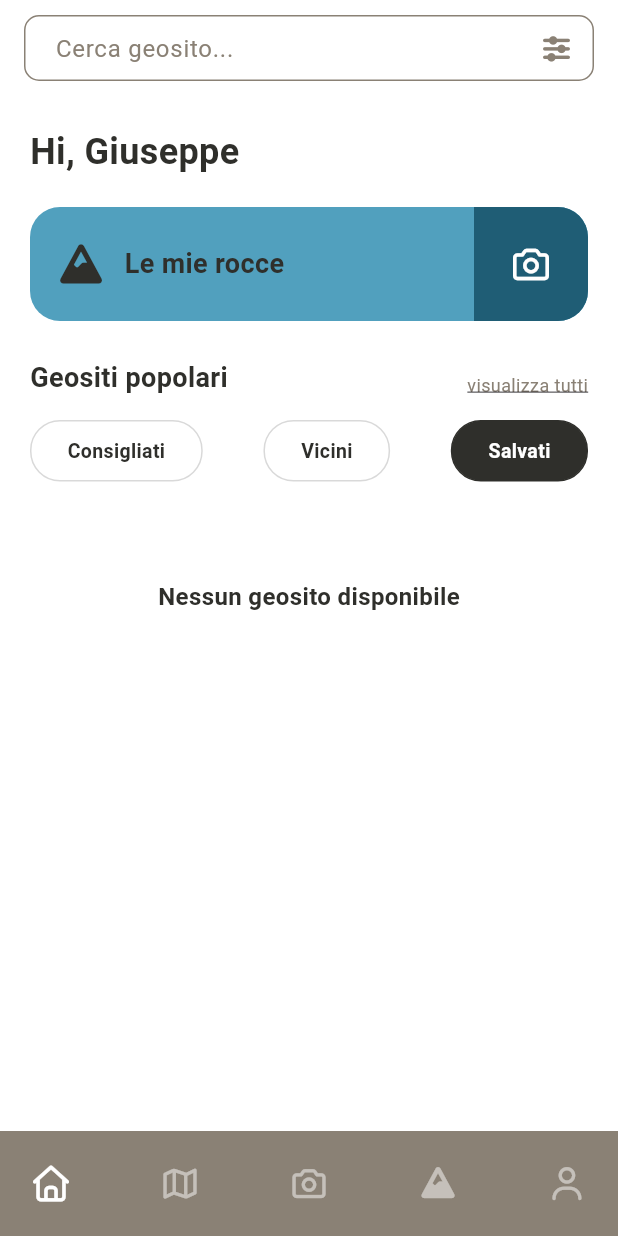
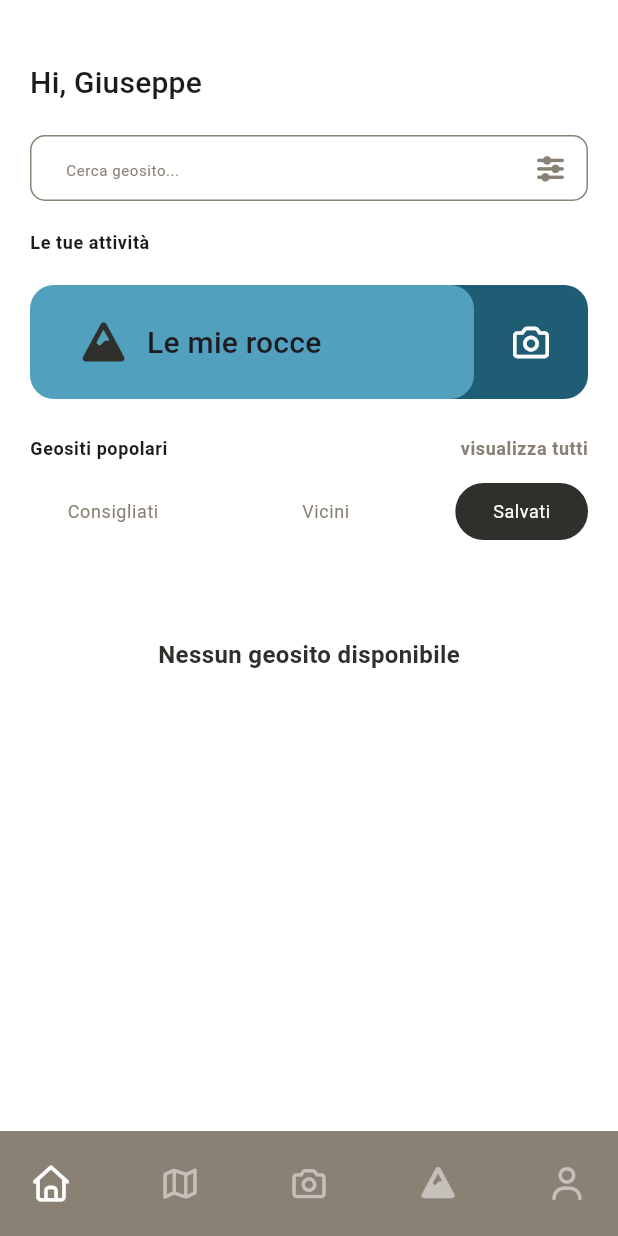
Before and after one commit to Pampam2411/GeoEsplora, a Flutter app: the screen it shows after launch, after a tap on "Salvati", on a phone screen of 412 x 824 dp. Run offline on Flutter 3.47's test engine with Material 3 defaults, Android fonts, the phone set to English and light mode, and no system bars; our stand-ins replace flutter_card_swiper, flutter_riverpod, font_awesome_flutter; network calls fail; Roboto replaces fonts that are missing (Axiforma).

Commit message:
fix: sistemati font e bordi

```diff
--- a/lib/theme/app_color.dart
+++ b/lib/theme/app_color.dart
@@ -8,6 +8,8 @@ class AppColors {
   static const Color textPrimary = Color(0xFF2F2F2B);
   static const Color borderLight = Color(0xFFD9D9D9);
   static const Color background = Colors.white;
+  static const Color titlePrimary = Colors.white;
+
   static const Color surface = Colors.white;
   static const Color textSecondary = Colors.grey;
 }
--- a/lib/views/dashboard_view.dart
+++ b/lib/views/dashboard_view.dart
@@ -1,5 +1,8 @@
 import 'package:flutter/material.dart';
+import 'package:flutter_card_swiper/flutter_card_swiper.dart';
 import 'package:geoesplora/theme/app_color.dart';
+import 'package:geoesplora/views/rock_list_view.dart';
+import 'package:geoesplora/widgets/custom_search_bar.dart';
 import 'package:geoesplora/widgets/my_rocks_banner.dart';
 import 'package:geoesplora/widgets/filter_pills.dart';
 import 'package:geoesplora/widgets/geosite_card.dart';
@@ -25,18 +28,39 @@ class _DashboardViewState extends State<DashboardView> {
         crossAxisAlignment: CrossAxisAlignment.start,
         children: [
           // SALUTO
-          const Text(
+          Text(
             "Hi, Giuseppe",
-            style: TextStyle(
-              fontSize: 24,
-              fontWeight: FontWeight.bold,
-              color: AppColors.textPrimary,
-            ),
+            style: Theme.of(
+              context,
+            ).textTheme.titleMedium?.copyWith(fontSize: 20),
           ),
+
+          const SizedBox(height: 20),
+
+          //BARRA RICERCA
+          CustomSearchBar(),
+
+          const SizedBox(height: 20),
+
+          Text(
+            'Le tue attività',
+            style: Theme.of(
+              context,
+            ).textTheme.bodySmall?.copyWith(fontWeight: FontWeight.bold),
+          ),
+
           const SizedBox(height: 20),
 
           //BANNER MIE ROCCE
-          MyRocksBanner(onCameraTap: () => debugPrint("Apro fotocamera!")),
+          MyRocksBanner(
+            onCameraTap: () => debugPrint("Apro fotocamera!"),
+            onMyRockTap: () {
+              Navigator.push(
+                context,
+                MaterialPageRoute(builder: (context) => const RockListView()),
+              );
+            },
+          ),
           const SizedBox(height: 25),
 
           //TITOLO SEZIONE
@@ -44,22 +68,19 @@ class _DashboardViewState extends State<DashboardView> {
             mainAxisAlignment: MainAxisAlignment.spaceBetween,
             crossAxisAlignment: CrossAxisAlignment.end,
             children: [
-              const Text(
+              Text(
                 "Geositi popolari",
-                style: TextStyle(
-                  fontSize: 18,
-                  fontWeight: FontWeight.bold,
-                  color: AppColors.textPrimary,
-                ),
+                style: Theme.of(
+                  context,
+                ).textTheme.bodySmall?.copyWith(fontWeight: FontWeight.bold),
               ),
               GestureDetector(
                 onTap: () => debugPrint("Vai alla HomeView (Tutti i geositi)"),
-                child: const Text(
+                child: Text(
                   "visualizza tutti",
-                  style: TextStyle(
-                    fontSize: 12,
+                  style: Theme.of(context).textTheme.bodySmall?.copyWith(
+                    fontWeight: FontWeight.bold,
                     color: AppColors.secondary,
-                    decoration: TextDecoration.underline,
                   ),
                 ),
               ),
@@ -94,19 +115,26 @@ class _DashboardViewState extends State<DashboardView> {
               ),
             )
           else
-            SizedBox(
-              height: 220,
-              child: ListView.builder(
-                scrollDirection: Axis.horizontal,
-                itemCount: geositi.length,
-                itemBuilder: (context, index) {
-                  final geosito = geositi[index];
-                  return Container(
-                    width: 280,
-                    margin: const EdgeInsets.only(right: 16.0),
-                    child: GeositeCard(geosite: geosito),
-                  );
-                },
+            Center(
+              child: SizedBox(
+                height: 347,
+                width: 279,
+                child: CardSwiper(
+                  scale: 0.9,
+                  cardsCount: geositi.length,
+                  isLoop: true,
+                  numberOfCardsDisplayed: 2,
+                  backCardOffset: const Offset(36, 0),
+                  padding: const EdgeInsets.only(left: 10, right: 20),
+                  allowedSwipeDirection: const AllowedSwipeDirection.symmetric(
+                    horizontal: true,
+                  ),
+                  controller: CardSwiperController(),
+                  cardBuilder:
+                      (context, index, percentThresholdX, percentThresholdY) {
+                        return GeositeCard(geosite: geositi[index]);
+                      },
+                ),
               ),
             ),
         ],
--- a/lib/views/main_screen.dart
+++ b/lib/views/main_screen.dart
@@ -1,11 +1,9 @@
 import 'package:flutter/material.dart';
 import 'package:flutter_riverpod/flutter_riverpod.dart';
 import 'package:geoesplora/views/dashboard_view.dart';
-import 'package:geoesplora/views/home_view.dart';
 import 'package:geoesplora/viewmodels/bottom_nav_viewmodel.dart';
 import 'package:geoesplora/views/rock_list_view.dart';
 import 'package:geoesplora/widgets/custom_bottom_nav.dart';
-import 'package:geoesplora/widgets/custom_search_bar.dart';
 
 class MainScreen extends ConsumerWidget {
   const MainScreen({super.key});
@@ -16,9 +14,8 @@ class MainScreen extends ConsumerWidget {
 
     final List<Widget> pages = [
       const DashboardView(),
-      const HomeView(),
+      const Center(child: Text('Schermata Mappa')),
       const Center(child: Text('Schermata Fotocamera')),
-
       const RockListView(),
       const Center(child: Text('Schermata Profilo')),
     ];
@@ -29,7 +26,6 @@ class MainScreen extends ConsumerWidget {
           children: [
             const Padding(
               padding: EdgeInsets.symmetric(horizontal: 16, vertical: 10),
-              child: CustomSearchBar(),
             ),
             Expanded(child: pages[currentIndex]),
           ],
--- a/lib/views/rock_list_view.dart
+++ b/lib/views/rock_list_view.dart
@@ -17,7 +17,7 @@ class RockListView extends StatelessWidget {
       body: GridView.builder(
         padding: const EdgeInsets.all(16.0),
         gridDelegate: const SliverGridDelegateWithFixedCrossAxisCount(
-          crossAxisCount: 2,
+          crossAxisCount: 3,
           crossAxisSpacing: 16.0,
           mainAxisSpacing: 16.0,
           childAspectRatio: 1.0,
--- a/lib/widgets/custom_search_bar.dart
+++ b/lib/widgets/custom_search_bar.dart
@@ -74,15 +74,18 @@ class _CustomSearchBarState extends State<CustomSearchBar> {
               child: TextField(
                 decoration: InputDecoration(
                   hintText: 'Cerca geosito...',
-                  hintStyle: TextStyle(color: AppColors.secondary),
+                  hintStyle: Theme.of(context).textTheme.bodySmall?.copyWith(
+                    color: AppColors.secondary,
+                    fontSize: 10,
+                    fontWeight: FontWeight.w400,
+                  ),
                   border: InputBorder.none,
                   enabledBorder: InputBorder.none,
                   focusedBorder: InputBorder.none,
                   contentPadding: const EdgeInsets.only(
-                    left: 20,
+                    left: 23,
                     right: 8,
-                    bottom: 10,
-                    top: 10,
+                    top: 6,
                   ),
 
                   suffixIcon: IconButton(
@@ -248,41 +251,49 @@ class _CustomSearchBarState extends State<CustomSearchBar> {
   }
 
   Widget _buildCheckboxGrid(List<String> items, List<String> selectedList) {
-    return GridView.count(
-      crossAxisCount: 2,
+    return GridView.builder(
       shrinkWrap: true,
       physics: const NeverScrollableScrollPhysics(),
-      childAspectRatio: 4.5,
       padding: EdgeInsets.zero,
-      children: items.map((item) {
+      gridDelegate: const SliverGridDelegateWithFixedCrossAxisCount(
+        crossAxisCount: 2,
+        mainAxisExtent: 32,
+        crossAxisSpacing: 10,
+      ),
+      itemCount: items.length,
+      itemBuilder: (context, index) {
+        final item = items[index];
         return Row(
           children: [
-            Transform.scale(
-              scale: 0.9,
+            SizedBox(
+              width: 24,
+              height: 24,
               child: Checkbox(
                 value: selectedList.contains(item),
                 activeColor: AppColors.secondary,
                 shape: RoundedRectangleBorder(
                   borderRadius: BorderRadius.circular(4),
                 ),
+                materialTapTargetSize: MaterialTapTargetSize.shrinkWrap,
                 onChanged: (val) => _toggleListItem(selectedList, item, val),
               ),
             ),
+            const SizedBox(width: 8),
             Expanded(
               child: Text(
                 item,
-                style: const TextStyle(
+                style: Theme.of(context).textTheme.bodySmall?.copyWith(
+                  color: AppColors.secondary,
+                  fontWeight: FontWeight.bold,
                   fontSize: 11,
-                  fontWeight: FontWeight.w400,
-                  color: AppColors.secondary,
-                  height: 1.2,
+                  letterSpacing: 0.2,
                 ),
                 overflow: TextOverflow.ellipsis,
               ),
             ),
           ],
         );
-      }).toList(),
+      },
     );
   }
 
@@ -309,10 +320,11 @@ class _CustomSearchBarState extends State<CustomSearchBar> {
         const SizedBox(width: 6),
         Text(
           label,
-          style: const TextStyle(
-            fontSize: 13,
-            fontWeight: FontWeight.w500,
+          style: Theme.of(context).textTheme.bodySmall?.copyWith(
             color: AppColors.secondary,
+            fontWeight: FontWeight.bold,
+            fontSize: 11,
+            letterSpacing: 0.2,
           ),
         ),
       ],
--- a/lib/widgets/filter_pills.dart
+++ b/lib/widgets/filter_pills.dart
@@ -28,17 +28,13 @@ class FilterPills extends StatelessWidget {
               color: isSelected ? AppColors.textPrimary : AppColors.surface,
               borderRadius: BorderRadius.circular(20),
               border: Border.all(
-                color: isSelected
-                    ? AppColors.textPrimary
-                    : AppColors.borderLight,
+                color: isSelected ? AppColors.textPrimary : Colors.transparent,
               ),
             ),
             child: Text(
               options[index],
-              style: TextStyle(
-                color: isSelected ? AppColors.surface : AppColors.textPrimary,
-                fontWeight: FontWeight.w600,
-                fontSize: 13,
+              style: Theme.of(context).textTheme.bodySmall?.copyWith(
+                color: isSelected ? AppColors.surface : AppColors.secondary,
               ),
             ),
           ),
--- a/lib/widgets/geosite_card.dart
+++ b/lib/widgets/geosite_card.dart
@@ -28,7 +28,7 @@ class GeositeCard extends StatelessWidget {
       },
 
       child: ClipRRect(
-        borderRadius: BorderRadius.circular(19),
+        borderRadius: BorderRadius.circular(16),
         child: Stack(
           fit: StackFit.expand,
           children: [
@@ -61,7 +61,7 @@ class GeositeCard extends StatelessWidget {
 
             Padding(
               padding: EdgeInsets.only(
-                left: 30.0,
+                left: 35.0,
                 bottom: 30.0,
                 top: 16,
                 right: 16,
@@ -77,21 +77,23 @@ class GeositeCard extends StatelessWidget {
                       children: [
                         Text(
                           geosite.location,
-                          style: TextStyle(
-                            color: Colors.white,
-                            fontSize: 12,
-                            fontWeight: FontWeight.w400,
-                          ),
+                          style: Theme.of(context).textTheme.titleSmall
+                              ?.copyWith(
+                                color: AppColors.titlePrimary,
+                                fontSize: 10,
+                              ),
                         ),
 
                         Text(
                           geosite.name,
-                          style: TextStyle(
-                            color: AppColors.surface,
-                            fontSize: 22,
-                            fontWeight: FontWeight.bold,
-                          ),
+                          style: Theme.of(context).textTheme.titleLarge
+                              ?.copyWith(
+                                color: AppColors.titlePrimary,
+                                fontWeight: FontWeight.bold,
+                                fontSize: 24,
+                              ),
                         ),
+
                         ReviewBadge(
                           reviewCount: geosite.reviewCount,
                           rating: geosite.rating,
--- a/lib/widgets/geosite_quick_info.dart
+++ b/lib/widgets/geosite_quick_info.dart
@@ -17,7 +17,7 @@ class GeositeQuickInfo extends StatelessWidget {
   @override
   Widget build(BuildContext context) {
     return Wrap(
-      spacing: 16.0,
+      spacing: 25.0,
       runSpacing: 10.0,
       crossAxisAlignment: WrapCrossAlignment.center,
       children: [
--- a/lib/widgets/my_rocks_banner.dart
+++ b/lib/widgets/my_rocks_banner.dart
@@ -4,23 +4,35 @@ import 'package:geoesplora/theme/app_color.dart';
 
 class MyRocksBanner extends StatelessWidget {
   final VoidCallback onCameraTap;
-
-  const MyRocksBanner({super.key, required this.onCameraTap});
+  final VoidCallback onMyRockTap;
+  const MyRocksBanner({
+    super.key,
+    required this.onCameraTap,
+    required this.onMyRockTap,
+  });
 
   @override
   Widget build(BuildContext context) {
     return Container(
       height: 76,
       decoration: BoxDecoration(
-        color: AppColors.primary,
+        color: AppColors.primaryDark,
         borderRadius: BorderRadius.circular(20),
       ),
       child: Row(
         children: [
           // PARTE SINISTRA
           Expanded(
-            child: Padding(
-              padding: const EdgeInsets.symmetric(horizontal: 20),
+            child: GestureDetector(
+              onTap: onMyRockTap,
+              behavior: HitTestBehavior.opaque,
+              child: Container(
+                padding: const EdgeInsets.only(left: 35),
+                height: 76,
+                decoration: BoxDecoration(
+                  color: AppColors.primary,
+                  borderRadius: BorderRadius.all(Radius.circular(16)),
+                ),
                 child: Row(
                   children: [
                     const FaIcon(
@@ -29,15 +41,14 @@ class MyRocksBanner extends StatelessWidget {
                       size: 28,
                     ),
                     const SizedBox(width: 15),
-                  const Text(
+                    Text(
                       "Le mie rocce",
-                    style: TextStyle(
-                      color: AppColors.textPrimary,
-                      fontSize: 18,
-                      fontWeight: FontWeight.bold,
-                    ),
+                      style: Theme.of(
+                        context,
+                      ).textTheme.titleMedium?.copyWith(fontSize: 20),
                     ),
                   ],
+                ),
               ),
             ),
           ),
@@ -52,8 +63,8 @@ class MyRocksBanner extends StatelessWidget {
               decoration: const BoxDecoration(
                 color: AppColors.primaryDark,
                 borderRadius: BorderRadius.only(
-                  topRight: Radius.circular(20),
-                  bottomRight: Radius.circular(20),
+                  topRight: Radius.circular(16),
+                  bottomRight: Radius.circular(16),
                 ),
               ),
               child: const Center(
--- a/lib/widgets/review_badge.dart
+++ b/lib/widgets/review_badge.dart
@@ -30,7 +30,7 @@ class ReviewBadge extends StatelessWidget {
               padding: const EdgeInsets.symmetric(horizontal: 6, vertical: 2),
               decoration: BoxDecoration(
                 border: Border.all(color: textColor, width: 1),
-                borderRadius: BorderRadius.circular(10),
+                borderRadius: BorderRadius.circular(18.5),
               ),
               child: Row(
                 children: [
@@ -40,7 +40,7 @@ class ReviewBadge extends StatelessWidget {
                     rating!.toStringAsFixed(1),
                     style: TextStyle(
                       color: textColor,
-                      fontSize: 11,
+                      fontSize: 6,
                       fontWeight: FontWeight.bold,
                     ),
                   ),
@@ -54,8 +54,8 @@ class ReviewBadge extends StatelessWidget {
             '$reviewCount recensioni',
             style: TextStyle(
               color: textColor,
-              fontSize: rating != null ? 11 : 12,
-              fontWeight: FontWeight.w500,
+              fontSize: rating != null ? 6 : 12,
+              fontWeight: isUnderlined ? FontWeight.w500 : FontWeight.bold,
               decoration: isUnderlined
                   ? TextDecoration.underline
                   : TextDecoration.none,
--- a/pubspec.yaml
+++ b/pubspec.yaml
@@ -9,6 +9,7 @@ environment:
 dependencies:
   flutter:
     sdk: flutter
+  flutter_card_swiper: ^7.2.0
   flutter_riverpod: ^3.3.1
   font_awesome_flutter: ^11.0.0
   google_fonts: ^8.0.2
```
Also changed, not shown: lib/theme/app_theme.dart (+32 -6 lines), lib/views/geosite_detail_screen.dart (+5 -15 lines), lib/views/home_view.dart (deleted, +0 -25 lines), lib/widgets/detaild_tab_bar.dart (+5 -4 lines), lib/widgets/rock_card.dart (+7 -5 lines), pubspec.lock. Lines whose indentation alone changed are shown as unchanged.
